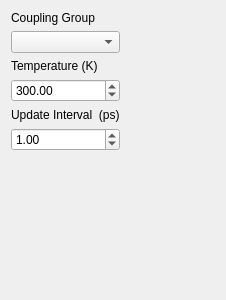
Qt form ui/temperaturegroupconfigform.ui (breuerss/gromacs-ui) before a commit.
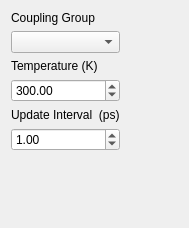
The same form after that commit. Icons and pictures are not drawn.

What changed in the file:
```diff
--- a/ui/temperaturegroupconfigform.ui
+++ b/ui/temperaturegroupconfigform.ui
@@ -6,8 +6,8 @@
    <rect>
     <x>0</x>
     <y>0</y>
-    <width>226</width>
-    <height>300</height>
+    <width>189</width>
+    <height>228</height>
    </rect>
   </property>
   <property name="windowTitle">
```
Left out of the diff: 3 changed lines with no effect on the pictures.
